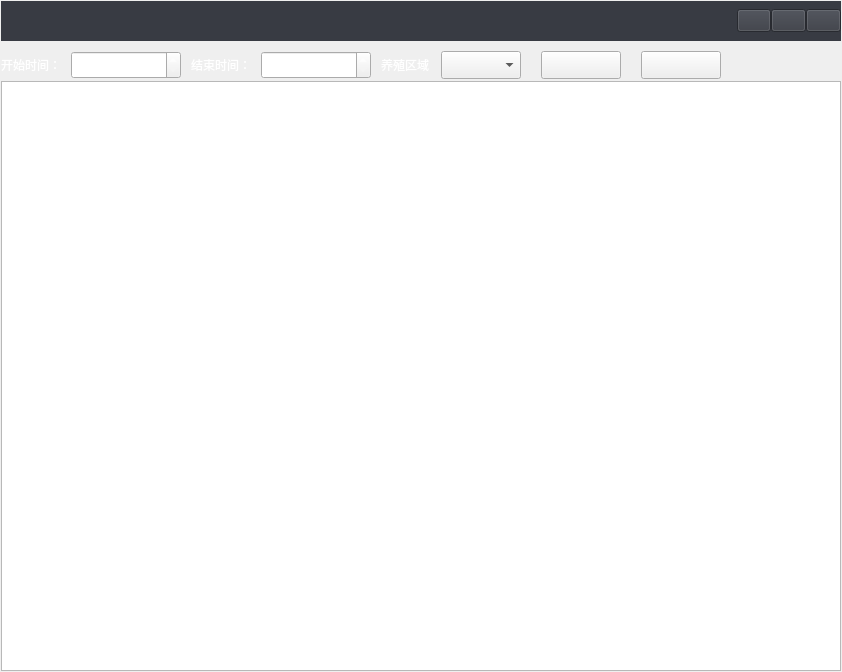
The window that ChuangfengDesktop/ShareDetailManagerQWidget.ui (asdlei99/chuangfengdesktop) describes before a commit, drawn with Qt 5.
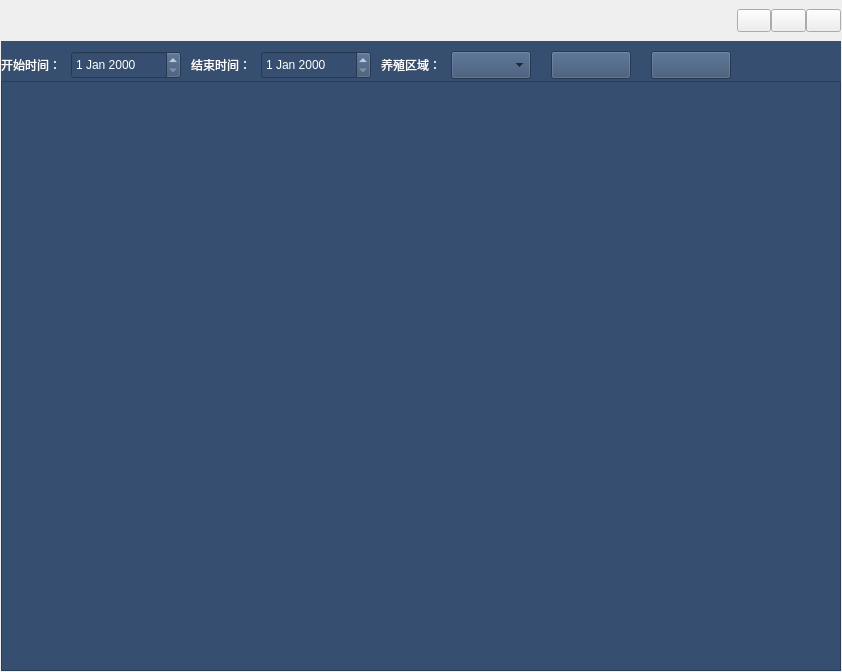
The same window after the commit.

Diff of the .ui file:
```diff
--- a/ChuangfengDesktop/ShareDetailManagerQWidget.ui
+++ b/ChuangfengDesktop/ShareDetailManagerQWidget.ui
@@ -38,7 +38,7 @@
       </size>
      </property>
      <property name="styleSheet">
-      <string notr="true">background-color: rgb(56, 59, 67);</string>
+      <string notr="true"/>
      </property>
      <layout class="QHBoxLayout" name="horizontalLayout">
       <property name="spacing">
@@ -125,6 +125,9 @@
        <height>40</height>
       </size>
      </property>
+     <property name="styleSheet">
+      <string notr="true">background-color: rgb(54, 78, 111);</string>
+     </property>
      <widget class="QDateEdit" name="detailshare_report_enddateEdit">
       <property name="geometry">
        <rect>
@@ -156,7 +159,7 @@
        <rect>
         <x>190</x>
         <y>10</y>
-        <width>60</width>
+        <width>65</width>
         <height>28</height>
        </rect>
       </property>
@@ -170,7 +173,7 @@
      <widget class="QPushButton" name="detaishare_report_search_btn">
       <property name="geometry">
        <rect>
-        <x>540</x>
+        <x>550</x>
         <y>10</y>
         <width>80</width>
         <height>28</height>
@@ -183,7 +186,7 @@
      <widget class="QPushButton" name="detailsharereport_export_btn">
       <property name="geometry">
        <rect>
-        <x>640</x>
+        <x>650</x>
         <y>10</y>
         <width>80</width>
         <height>28</height>
@@ -198,7 +201,7 @@
        <rect>
         <x>0</x>
         <y>10</y>
-        <width>60</width>
+        <width>65</width>
         <height>28</height>
        </rect>
       </property>
@@ -214,7 +217,7 @@
        <rect>
         <x>380</x>
         <y>10</y>
-        <width>60</width>
+        <width>65</width>
         <height>28</height>
        </rect>
       </property>
@@ -222,13 +225,13 @@
        <string notr="true">color: rgb(255, 255, 255);</string>
       </property>
       <property name="text">
-       <string>养殖区域</string>
+       <string>养殖区域：</string>
       </property>
      </widget>
      <widget class="QComboBox" name="area_combox">
       <property name="geometry">
        <rect>
-        <x>440</x>
+        <x>450</x>
         <y>10</y>
         <width>80</width>
         <height>28</height>
@@ -245,6 +248,9 @@
        <height>562</height>
       </size>
      </property>
+     <property name="styleSheet">
+      <string notr="true">background-color: rgb(54, 78, 111);</string>
+     </property>
     </widget>
    </item>
   </layout>
```
Left out of the diff: 2 changed lines with no effect on the pictures.
